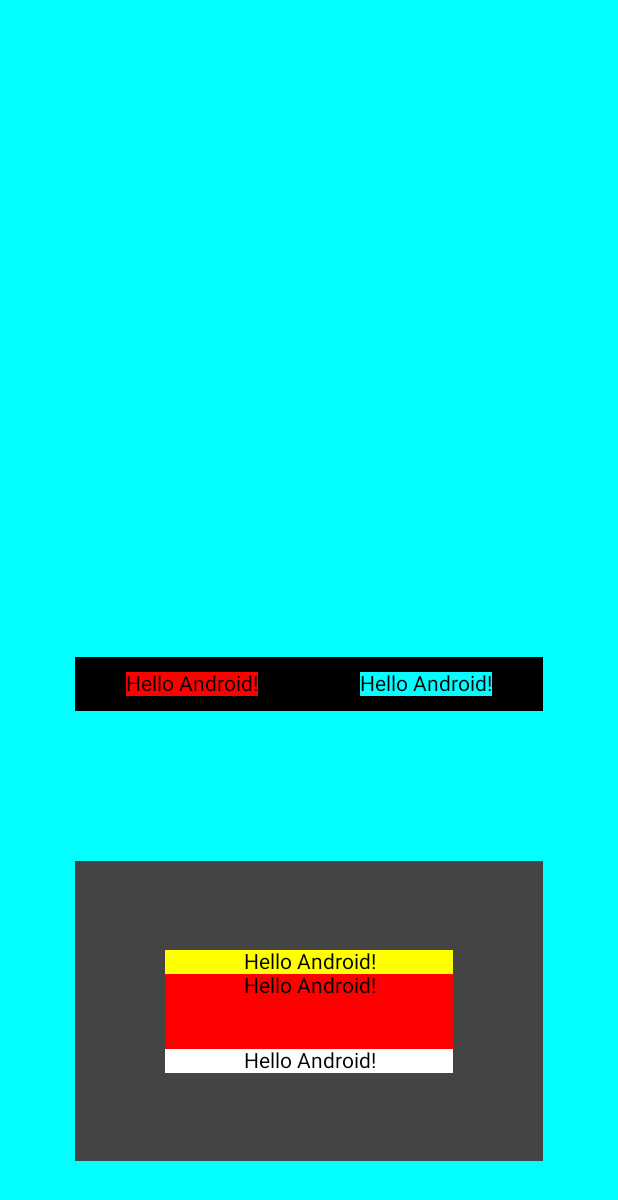
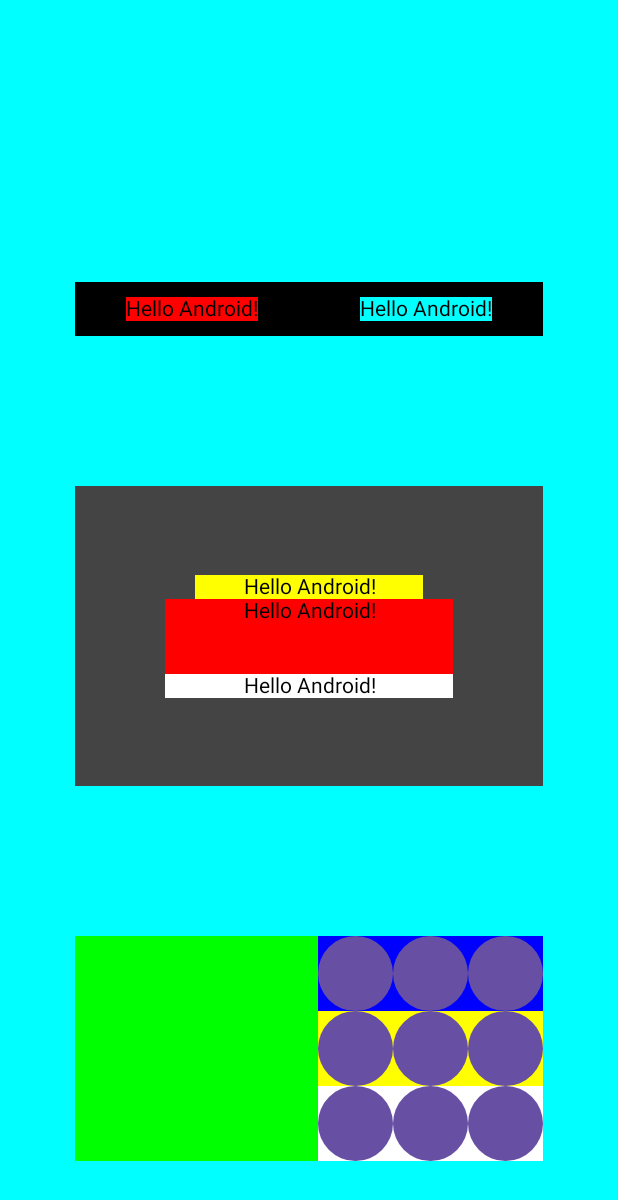
Before and after one commit to Javiertries2code/Examen, an Android app built with Jetpack Compose: the screen it shows after launch (MainActivity), on a phone screen of 412 x 824 dp. Shown: the top 1200 px of the screen. Run offline under Robolectric (Android 15) with nearby library versions, the phone set to English and light mode, and no system bars.

Commit message:
De momento vale

```diff
--- a/proyectoRecuperacion/app/src/main/java/com/example/myrecuperacion/MainActivity.kt
+++ b/proyectoRecuperacion/app/src/main/java/com/example/myrecuperacion/MainActivity.kt
@@ -13,6 +13,7 @@ import androidx.compose.foundation.layout.fillMaxWidth
 import androidx.compose.foundation.layout.height
 import androidx.compose.foundation.layout.padding
 import androidx.compose.foundation.layout.width
+import androidx.compose.material3.Button
 import androidx.compose.material3.Scaffold
 import androidx.compose.material3.Text
 import androidx.compose.runtime.Composable
@@ -70,16 +71,17 @@ class MainActivity : ComponentActivity() {
                     .background(Color.DarkGray),
                 verticalAlignment = Alignment.CenterVertically
             ) {
-            Column(){
+                Column() {
                     Text(
                         text = "Hello Android!", modifier = Modifier
-                        .padding(horizontal = 60.dp)
+                            .padding(horizontal = 80.dp)
                             .background(Color.Yellow)
                             .fillMaxWidth(),
                         textAlign = TextAlign.Center
                     )
                     Text(
-                    text = "Hello Android!", modifier = Modifier.height(50.dp)
+                        text = "Hello Android!", modifier = Modifier
+                            .height(50.dp)
                             .padding(horizontal = 60.dp)
                             .background(Color.Red)
                             .fillMaxWidth(),
@@ -94,8 +96,50 @@ class MainActivity : ComponentActivity() {
                     )
 
                 }
+
+
+            }
+            Row(
+                modifier = Modifier
+                    .padding(50.dp)
+                    .width(350.dp)
+                    .height(150.dp)
+                    .background(Color.Green),
+                horizontalArrangement = Arrangement.End
+
+            ) {
+                Column(
+                    modifier = Modifier
+                        .background(Color.Blue)
+                        .width(150.dp),
+                ) {
+                Row( modifier = Modifier
+                    .background(Color.Blue)
+                    .width(200.dp)){
+                    Button(onClick = {}, modifier = Modifier.width(50.dp).height(50.dp)) { }
+                    Button(onClick = {}, modifier = Modifier.width(50.dp).height(50.dp)) { }
+                    Button(onClick = {}, modifier = Modifier.width(50.dp).height(50.dp)) { }
+                }
+                    Row( modifier = Modifier
+                        .background(Color.Yellow)
+                        .width(200.dp)){
+                        Button(onClick = {}, modifier = Modifier.width(50.dp).height(50.dp)) { }
+                        Button(onClick = {}, modifier = Modifier.width(50.dp).height(50.dp)) { }
+                        Button(onClick = {}, modifier = Modifier.width(50.dp).height(50.dp)) { }
+                    }
+                    Row( modifier = Modifier
+                        .background(Color.White)
+                        .width(200.dp)){
+                        Button(onClick = {}, modifier = Modifier.width(50.dp).height(50.dp)) { }
+                        Button(onClick = {}, modifier = Modifier.width(50.dp).height(50.dp)) { }
+                        Button(onClick = {}, modifier = Modifier.width(50.dp).height(50.dp)) { }
                     }
 
+
+
+                }
+
+            }
 
         }
     }
```
Lines whose indentation alone changed are shown as unchanged.
